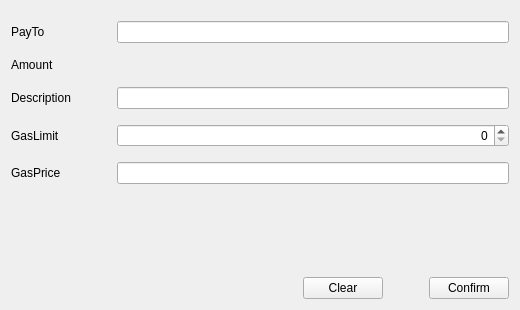
This is src/qt/forms/sendtokenpage.ui in Hydra-Chain/node as Qt 5 draws it before an edit. The edited form follows.
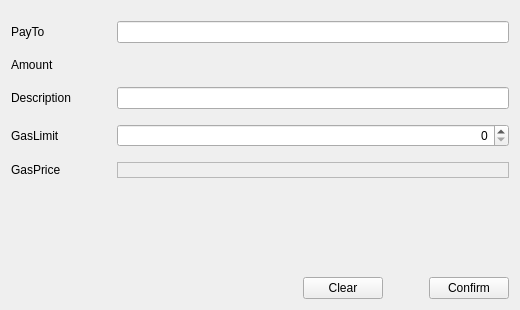
This is the edited form. Custom widgets are drawn as their Qt base class.

What changed in the file:
```diff
--- a/src/qt/forms/sendtokenpage.ui
+++ b/src/qt/forms/sendtokenpage.ui
@@ -110,7 +110,20 @@
       <widget class="QLineEdit" name="lineEditDescription"/>
      </item>
      <item row="4" column="1">
-      <widget class="BitcoinAmountField" name="lineEditGasPrice"/>
+      <widget class="QLabel" name="lineEditGasPrice">
+       <property name="minimumSize">
+        <size>
+         <width>100</width>
+         <height>0</height>
+        </size>
+       </property>
+       <property name="styleSheet">
+        <string notr="true">color: gray</string>
+       </property>
+       <property name="frameShape">
+        <enum>QFrame::StyledPanel</enum>
+       </property>
+      </widget>
      </item>
      <item row="3" column="1">
       <widget class="QSpinBox" name="lineEditGasLimit">
```
